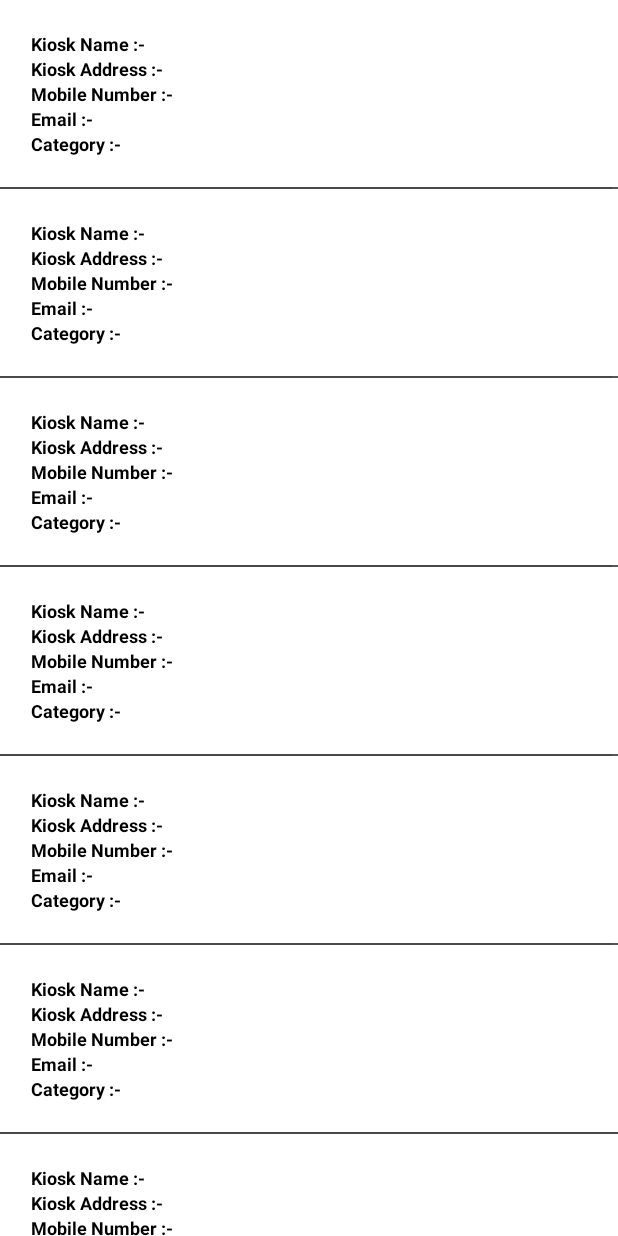
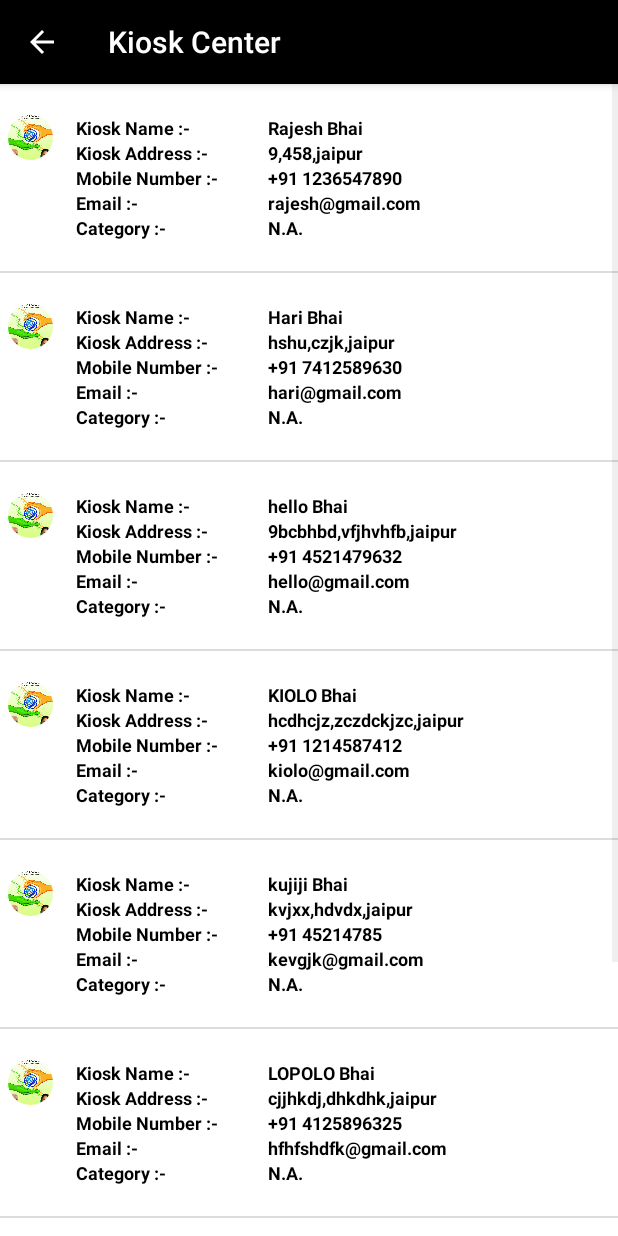
Before and after one commit to KevalCholera/E-Moss, an Android app: the KioskCenter screen opened directly, with no data from a screen before it, on a phone screen of 412 x 824 dp. Run offline under Robolectric (Android 15) with nearby library versions, the phone set to English and light mode, and no system bars; our stand-ins replace CircleImageView; pictures from the network do not load; 1 statement that could not run was skipped.

Commit message:
contact us page

```diff
--- a/app/src/main/AndroidManifest.xml
+++ b/app/src/main/AndroidManifest.xml
@@ -56,7 +56,10 @@
             <!-- </intent-filter> -->
 
         </activity>
-        <activity android:name=".KioskCenter" />
+        <activity
+            android:name=".KioskCenter"
+            android:label="Kiosk Center"
+            android:theme="@style/AppTheme" />
     </application>
 
 </manifest>
--- a/app/src/main/java/com/example/keval/e_moss/DashBoard.java
+++ b/app/src/main/java/com/example/keval/e_moss/DashBoard.java
@@ -40,7 +40,6 @@ public class DashBoard extends AppCompatActivity implements NavigationView.OnNav
         displaySelectedScreen(R.id.menuDashBoardNavBarDashBoard);
     }
 
-
     private void displaySelectedScreen(int id) {
 
         Fragment fragment = null;
@@ -80,6 +79,9 @@ public class DashBoard extends AppCompatActivity implements NavigationView.OnNav
                     startActivity(new Intent(DashBoard.this, KioskCenter.class));
                 }
             }, 1000);
+        } else if (id == R.id.menuDashBoardNavBarContactUs) {
+            fragment = new FragmentContactUs();
+            getSupportActionBar().setTitle("Contact Us");
         }
 
         if (fragment != null) {
--- a/app/src/main/java/com/example/keval/e_moss/KioskCenter.java
+++ b/app/src/main/java/com/example/keval/e_moss/KioskCenter.java
@@ -1,97 +1,109 @@
 package com.example.keval.e_moss;
 
+import android.content.Intent;
 import android.os.Bundle;
 import android.support.v7.app.AppCompatActivity;
+import android.view.Menu;
+import android.view.MenuItem;
 import android.widget.ListView;
 
 import com.example.keval.e_moss.Utils.AdapterKioskCenter;
+import com.example.keval.e_moss.Utils.CommonUtils;
 
 import org.json.JSONArray;
+import org.json.JSONException;
 import org.json.JSONObject;
 
 public class KioskCenter extends AppCompatActivity {
 
     ListView lvKioskCenter;
     AdapterKioskCenter adapterKioskCenter;
+    JSONArray arrayKioskMain = new JSONArray();
 
     @Override
     protected void onCreate(Bundle savedInstanceState) {
         super.onCreate(savedInstanceState);
         setContentView(R.layout.activity_kiosk_center);
-
-        JSONArray arrayKioskMain = new JSONArray();
+        getSupportActionBar().setDisplayHomeAsUpEnabled(true);
 
         JSONObject objectKioskElement = new JSONObject();
-        objectKioskElement.optString("userName", "Rajesh Bhai");
-        objectKioskElement.optString("userAdd", "9,458,jaipur");
-        objectKioskElement.optString("userNumber", "+91 1236547890");
-        objectKioskElement.optString("userEmail", "rajesh@gmail.com");
-        objectKioskElement.optString("userCategory", "N.A.");
-        objectKioskElement.optString("userLat", "26.812615");
-        objectKioskElement.optString("userLon", "75.542911");
+        JSONObject objectKioskElement1 = new JSONObject();
+        JSONObject objectKioskElement2 = new JSONObject();
+        JSONObject objectKioskElement3 = new JSONObject();
+        JSONObject objectKioskElement4 = new JSONObject();
+        JSONObject objectKioskElement5 = new JSONObject();
+        JSONObject objectKioskElement6 = new JSONObject();
+        JSONObject objectKioskElement7 = new JSONObject();
 
-        JSONObject objectKioskElement1 = new JSONObject();
-        objectKioskElement.optString("userName", "Hari Bhai");
-        objectKioskElement.optString("userAdd", "hshu,czjk,jaipur");
-        objectKioskElement.optString("userNumber", "+91 7412589630");
-        objectKioskElement.optString("userEmail", "hari@gmail.com");
-        objectKioskElement.optString("userCategory", "N.A.");
-        objectKioskElement.optString("userLat", "26.850240");
-        objectKioskElement.optString("userLon", "75.635481");
+        try {
+            objectKioskElement.put("userName", "Rajesh Bhai");
+            objectKioskElement.put("userAdd", "9,458,jaipur");
+            objectKioskElement.put("userNumber", "+91 1236547890");
+            objectKioskElement.put("userEmail", "rajesh@gmail.com");
+            objectKioskElement.put("userCategory", "N.A.");
+            objectKioskElement.put("userLat", "26.812615");
+            objectKioskElement.put("userLon", "75.542911");
 
-        JSONObject objectKioskElement2 = new JSONObject();
-        objectKioskElement.optString("userName", "hello Bhai");
-        objectKioskElement.optString("userAdd", "9bcbhbd,vfjhvhfb,jaipur");
-        objectKioskElement.optString("userNumber", "+91 4521479632");
-        objectKioskElement.optString("userEmail", "hello@gmail.com");
-        objectKioskElement.optString("userCategory", "N.A.");
-        objectKioskElement.optString("userLat", "26.807279");
-        objectKioskElement.optString("userLon", "75.806288");
+            objectKioskElement1.put("userName", "Hari Bhai");
+            objectKioskElement1.put("userAdd", "hshu,czjk,jaipur");
+            objectKioskElement1.put("userNumber", "+91 7412589630");
+            objectKioskElement1.put("userEmail", "hari@gmail.com");
+            objectKioskElement1.put("userCategory", "N.A.");
+            objectKioskElement1.put("userLat", "26.850240");
+            objectKioskElement1.put("userLon", "75.635481");
 
-        JSONObject objectKioskElement3 = new JSONObject();
-        objectKioskElement.optString("userName", "KIOLO Bhai");
-        objectKioskElement.optString("userAdd", "hcdhcjz,zczdckjzc,jaipur");
-        objectKioskElement.optString("userNumber", "+91 1214587412");
-        objectKioskElement.optString("userEmail", "kiolo@gmail.com");
-        objectKioskElement.optString("userCategory", "N.A.");
-        objectKioskElement.optString("userLat", "26.886130");
-        objectKioskElement.optString("userLon", "75.746367");
+            objectKioskElement2.put("userName", "hello Bhai");
+            objectKioskElement2.put("userAdd", "9bcbhbd,vfjhvhfb,jaipur");
+            objectKioskElement2.put("userNumber", "+91 4521479632");
+            objectKioskElement2.put("userEmail", "hello@gmail.com");
+            objectKioskElement2.put("userCategory", "N.A.");
+            objectKioskElement2.put("userLat", "26.807279");
+            objectKioskElement2.put("userLon", "75.806288");
 
-        JSONObject objectKioskElement4 = new JSONObject();
-        objectKioskElement.optString("userName", "kujiji Bhai");
-        objectKioskElement.optString("userAdd", "kvjxx,hdvdx,jaipur");
-        objectKioskElement.optString("userNumber", "+91 45214785");
-        objectKioskElement.optString("userEmail", "kevgjk@gmail.com");
-        objectKioskElement.optString("userCategory", "N.A.");
-        objectKioskElement.optString("userLat", "26.886519");
-        objectKioskElement.optString("userLon", "75.834123");
+            objectKioskElement3.put("userName", "KIOLO Bhai");
+            objectKioskElement3.put("userAdd", "hcdhcjz,zczdckjzc,jaipur");
+            objectKioskElement3.put("userNumber", "+91 1214587412");
+            objectKioskElement3.put("userEmail", "kiolo@gmail.com");
+            objectKioskElement3.put("userCategory", "N.A.");
+            objectKioskElement3.put("userLat", "26.886130");
+            objectKioskElement3.put("userLon", "75.746367");
 
-        JSONObject objectKioskElement5 = new JSONObject();
-        objectKioskElement.optString("userName", "LOPOLO Bhai");
-        objectKioskElement.optString("userAdd", "cjjhkdj,dhkdhk,jaipur");
-        objectKioskElement.optString("userNumber", "+91 4125896325");
-        objectKioskElement.optString("userEmail", "hfhfshdfk@gmail.com");
-        objectKioskElement.optString("userCategory", "N.A.");
-        objectKioskElement.optString("userLat", "26.870782");
-        objectKioskElement.optString("userLon", "75.692110");
+            objectKioskElement4.put("userName", "kujiji Bhai");
+            objectKioskElement4.put("userAdd", "kvjxx,hdvdx,jaipur");
+            objectKioskElement4.put("userNumber", "+91 45214785");
+            objectKioskElement4.put("userEmail", "kevgjk@gmail.com");
+            objectKioskElement4.put("userCategory", "N.A.");
+            objectKioskElement4.put("userLat", "26.886519");
+            objectKioskElement4.put("userLon", "75.834123");
 
-        JSONObject objectKioskElement6 = new JSONObject();
-        objectKioskElement.optString("userName", "dhsjfhkf Bhai");
-        objectKioskElement.optString("userAdd", "fsfhfkjs,fdsfjkh,jaipur");
-        objectKioskElement.optString("userNumber", "+91 4521478965");
-        objectKioskElement.optString("userEmail", "oijuhyu@gmail.com");
-        objectKioskElement.optString("userCategory", "N.A.");
-        objectKioskElement.optString("userLat", "26.895705");
-        objectKioskElement.optString("userLon", "75.783491");
+            objectKioskElement5.put("userName", "LOPOLO Bhai");
+            objectKioskElement5.put("userAdd", "cjjhkdj,dhkdhk,jaipur");
+            objectKioskElement5.put("userNumber", "+91 4125896325");
+            objectKioskElement5.put("userEmail", "hfhfshdfk@gmail.com");
+            objectKioskElement5.put("userCategory", "N.A.");
+            objectKioskElement5.put("userLat", "26.870782");
+            objectKioskElement5.put("userLon", "75.692110");
 
-        JSONObject objectKioskElement7 = new JSONObject();
-        objectKioskElement.optString("userName", "Ramesh Bhai");
-        objectKioskElement.optString("userAdd", "hvjhkjd,fjdkhfdx,jaipur");
-        objectKioskElement.optString("userNumber", "+91 5565656556");
-        objectKioskElement.optString("userEmail", "ramesh@gmail.com");
-        objectKioskElement.optString("userCategory", "N.A.");
-        objectKioskElement.optString("userLat", "26.822683");
-        objectKioskElement.optString("userLon", "75.543727");
+            objectKioskElement6.put("userName", "dhsjfhkf Bhai");
+            objectKioskElement6.put("userAdd", "fsfhfkjs,fdsfjkh,jaipur");
+            objectKioskElement6.put("userNumber", "+91 4521478965");
+            objectKioskElement6.put("userEmail", "oijuhyu@gmail.com");
+            objectKioskElement6.put("userCategory", "N.A.");
+            objectKioskElement6.put("userLat", "26.895705");
+            objectKioskElement6.put("userLon", "75.783491");
+
+
+            objectKioskElement7.put("userName", "Ramesh Bhai");
+            objectKioskElement7.put("userAdd", "hvjhkjd,fjdkhfdx,jaipur");
+            objectKioskElement7.put("userNumber", "+91 5565656556");
+            objectKioskElement7.put("userEmail", "ramesh@gmail.com");
+            objectKioskElement7.put("userCategory", "N.A.");
+            objectKioskElement7.put("userLat", "26.822683");
+            objectKioskElement7.put("userLon", "75.543727");
+
+        } catch (JSONException e) {
+            e.printStackTrace();
+        }
 
         arrayKioskMain.put(objectKioskElement);
         arrayKioskMain.put(objectKioskElement1);
@@ -107,4 +119,30 @@ public class KioskCenter extends AppCompatActivity {
         lvKioskCenter.setAdapter(adapterKioskCenter);
 
     }
+
+    @Override
+    public void onBackPressed() {
+        finish();
+        super.onBackPressed();
+    }
+
+    @Override
+    public boolean onCreateOptionsMenu(Menu menu) {
+        getMenuInflater().inflate(R.menu.menu_kiosk_center, menu);
+        return true;
+    }
+
+    @Override
+    public boolean onOptionsItemSelected(MenuItem item) {
+        switch (item.getItemId()) {
+            case android.R.id.home:
+                this.finish();
+                CommonUtils.closeKeyboard(this);
+                break;
+            case R.id.menuKioskCenterMap:
+                startActivity(new Intent(this, MapsActivity.class).putExtra("array", arrayKioskMain.toString()));
+                break;
+        }
+        return super.onOptionsItemSelected(item);
+    }
 }
--- a/app/src/main/java/com/example/keval/e_moss/Utils/AdapterKioskCenter.java
+++ b/app/src/main/java/com/example/keval/e_moss/Utils/AdapterKioskCenter.java
@@ -7,6 +7,7 @@ import android.view.LayoutInflater;
 import android.view.View;
 import android.view.ViewGroup;
 import android.widget.BaseAdapter;
+import android.widget.LinearLayout;
 import android.widget.TextView;
 
 import com.example.keval.e_moss.MapsActivity;
@@ -51,10 +52,11 @@ public class AdapterKioskCenter extends BaseAdapter {
         TextView tvKioskCenterMobile = (TextView) vi.findViewById(R.id.tvKioskCenterMobile);
         TextView tvKioskCenterEmail = (TextView) vi.findViewById(R.id.tvKioskCenterEmail);
         TextView tvKioskCenterCategory = (TextView) vi.findViewById(R.id.tvKioskCenterCategory);
+        LinearLayout llElementKioskCenter = (LinearLayout) vi.findViewById(R.id.llElementKioskCenter);
 
         tvKioskCenterName.setText(jsonObject.optString("userName"));
         tvKioskCenterAddress.setText(jsonObject.optString("userAdd"));
-        tvKioskCenterMobile.setText(jsonObject.optString("userMobile"));
+        tvKioskCenterMobile.setText(jsonObject.optString("userNumber"));
         tvKioskCenterEmail.setText(jsonObject.optString("userEmail"));
         tvKioskCenterCategory.setText(jsonObject.optString("userCategory"));
 
--- a/app/src/main/res/layout/activity_kiosk_center.xml
+++ b/app/src/main/res/layout/activity_kiosk_center.xml
@@ -2,4 +2,5 @@
 <ListView xmlns:android="http://schemas.android.com/apk/res/android"
     android:id="@+id/lvKioskCenter"
     android:layout_width="match_parent"
-    android:layout_height="match_parent" />
+    android:layout_height="match_parent"
+    android:listSelector="@android:color/transparent" />
--- a/app/src/main/res/layout/element_kiosk_center.xml
+++ b/app/src/main/res/layout/element_kiosk_center.xml
@@ -1,10 +1,17 @@
 <?xml version="1.0" encoding="utf-8"?>
 <LinearLayout xmlns:android="http://schemas.android.com/apk/res/android"
+    android:id="@+id/llElementKioskCenter"
     android:layout_width="match_parent"
     android:layout_height="wrap_content"
     android:background="@color/white"
     android:orientation="horizontal"
     android:padding="@dimen/dp5">
+
+    <com.example.keval.e_moss.Utils.CircleImageView
+        android:layout_width="@dimen/dp30"
+        android:layout_height="@dimen/dp30"
+        android:layout_marginTop="@dimen/dp15"
+        android:src="@mipmap/splash" />
 
     <LinearLayout
         android:layout_width="wrap_content"
```
Also changed, not shown: app/src/main/java/com/example/keval/e_moss/FragmentContactUs.java (added, +63 -0 lines), app/src/main/java/com/example/keval/e_moss/MapsActivity.java (+49 -6 lines), app/src/main/res/layout/fragment_contact_us.xml (added, +165 -0 lines), app/src/main/res/values/strings.xml (+8 -0 lines).
